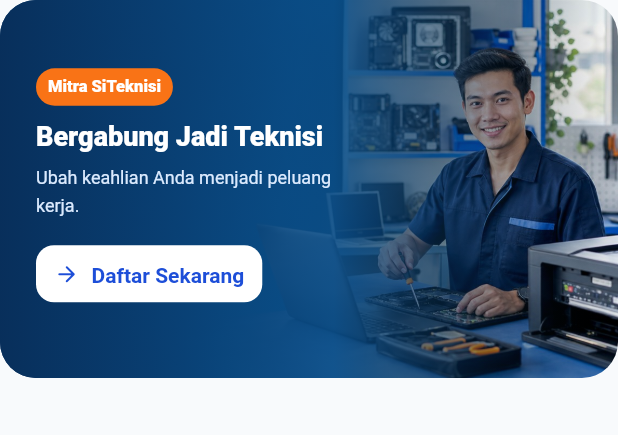
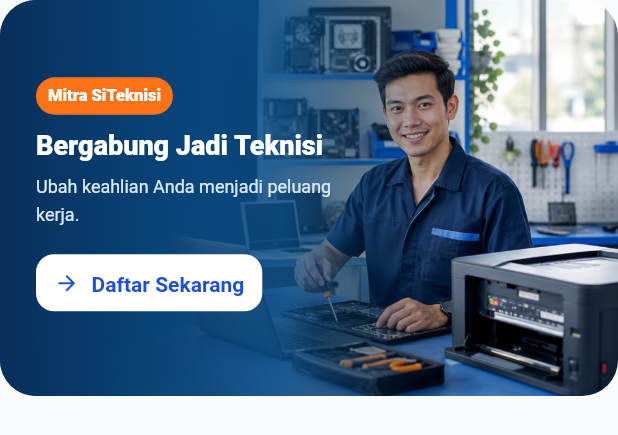
Before and after one commit to sandhypras/SiTeknisi_App, a Flutter app: the _JoinTechnicianBanner widget shown alone on an empty page, opened directly, on a phone screen of 412 x 824 dp. Shown: the top 435 px of the screen. Run offline on Flutter 3.47's test engine with Material 3 defaults, Android fonts, the phone set to English and light mode, and no system bars; our stand-ins replace flutter_riverpod, go_router, image_picker, shared_preferences; accounts and stored records are empty.

Commit message:
fix(mobile): align technician banner focal point

```diff
--- a/lib/features/customer/presentation/screens/customer_home_screen.dart
+++ b/lib/features/customer/presentation/screens/customer_home_screen.dart
@@ -280,12 +280,12 @@ class _JoinTechnicianBanner extends StatelessWidget {
       child: InkWell(
         onTap: () => context.push(AppRoutes.technicianJoin),
         child: Ink(
-          height: 252,
+          height: 264,
           decoration: const BoxDecoration(
             image: DecorationImage(
               image: AssetImage(AppAssets.joinTechnicianBanner),
               fit: BoxFit.cover,
-              alignment: Alignment.center,
+              alignment: Alignment.centerRight,
             ),
           ),
           child: Container(
@@ -294,16 +294,16 @@ class _JoinTechnicianBanner extends StatelessWidget {
               gradient: LinearGradient(
                 colors: [
                   const Color(0xFF082F5B).withValues(alpha: 0.98),
-                  const Color(0xFF0B4F8A).withValues(alpha: 0.88),
+                  const Color(0xFF0B4F8A).withValues(alpha: 0.78),
                   Colors.transparent,
                 ],
-                stops: const [0, 0.54, 1],
+                stops: const [0, 0.46, 0.78],
               ),
             ),
             child: Align(
               alignment: Alignment.centerLeft,
               child: FractionallySizedBox(
-                widthFactor: 0.62,
+                widthFactor: 0.56,
                 child: Column(
                   mainAxisAlignment: MainAxisAlignment.center,
                   crossAxisAlignment: CrossAxisAlignment.start,
```
